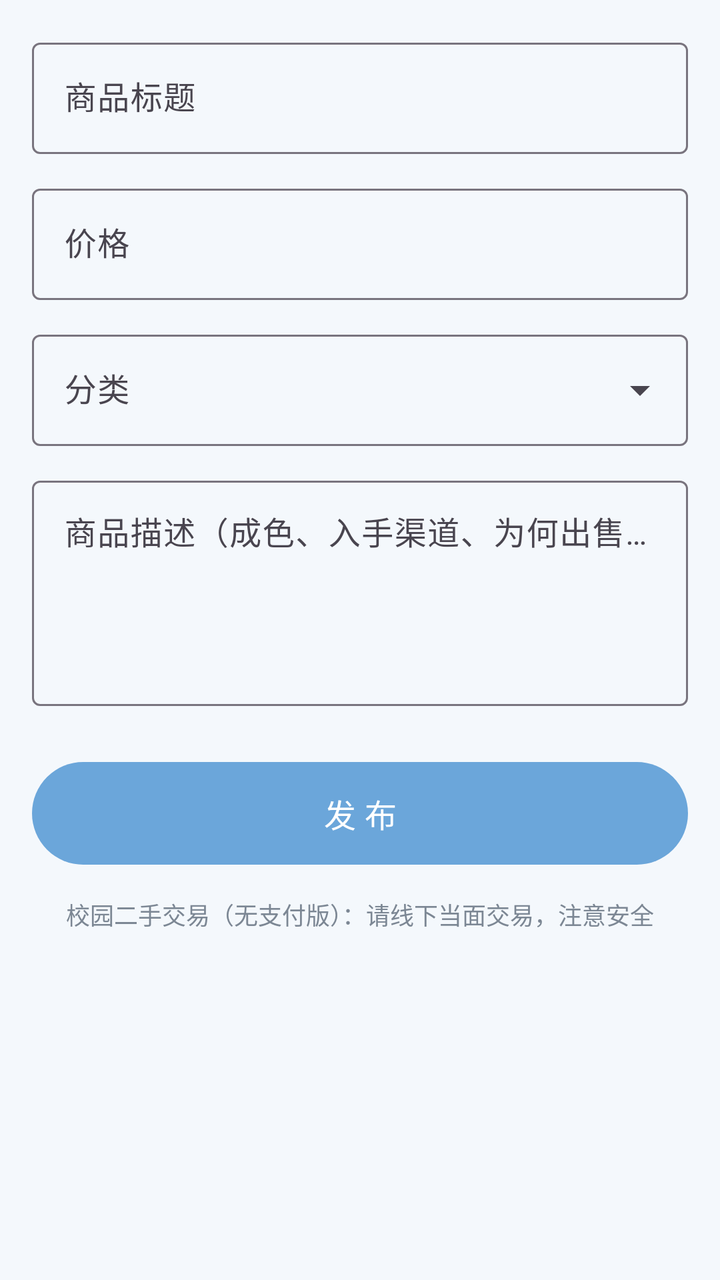
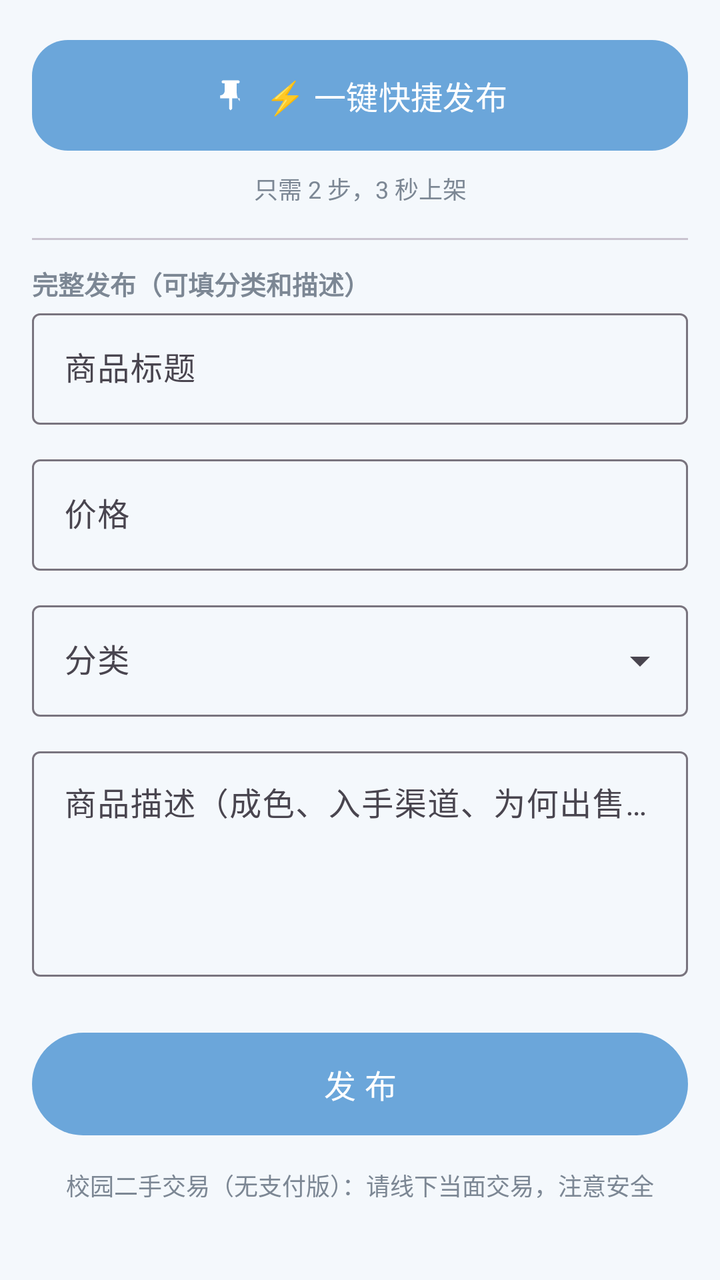

An Android layout rendered at two revisions. The XML below is the earlier revision; the diff shows what the commit changed to produce the second picture.
<!-- AndroidManifest.xml: application theme Theme.CampusMarket -->
<!-- res/layout/fragment_publish.xml -->
<?xml version="1.0" encoding="utf-8"?>
<androidx.core.widget.NestedScrollView
    xmlns:android="http://schemas.android.com/apk/res/android"
    xmlns:app="http://schemas.android.com/apk/res-auto"
    android:layout_width="match_parent"
    android:layout_height="match_parent"
    android:fillViewport="true">

    <LinearLayout
        android:layout_width="match_parent"
        android:layout_height="wrap_content"
        android:orientation="vertical"
        android:padding="16dp">

        <com.google.android.material.textfield.TextInputLayout
            android:id="@+id/tilTitle"
            style="@style/Widget.Material3.TextInputLayout.OutlinedBox"
            android:layout_width="match_parent"
            android:layout_height="wrap_content"
            android:hint="@string/hint_title">

            <com.google.android.material.textfield.TextInputEditText
                android:id="@+id/etTitle"
                android:layout_width="match_parent"
                android:layout_height="wrap_content"
                android:inputType="text"
                android:maxLines="1" />
        </com.google.android.material.textfield.TextInputLayout>

        <com.google.android.material.textfield.TextInputLayout
            android:id="@+id/tilPrice"
            style="@style/Widget.Material3.TextInputLayout.OutlinedBox"
            android:layout_width="match_parent"
            android:layout_height="wrap_content"
            android:layout_marginTop="12dp"
            android:hint="@string/hint_price"
            app:prefixText="¥">

            <com.google.android.material.textfield.TextInputEditText
                android:id="@+id/etPrice"
                android:layout_width="match_parent"
                android:layout_height="wrap_content"
                android:inputType="numberDecimal"
                android:maxLines="1" />
        </com.google.android.material.textfield.TextInputLayout>

        <com.google.android.material.textfield.TextInputLayout
            style="@style/Widget.Material3.TextInputLayout.OutlinedBox.ExposedDropdownMenu"
            android:layout_width="match_parent"
            android:layout_height="wrap_content"
            android:layout_marginTop="12dp"
            android:hint="@string/hint_category">

            <com.google.android.material.textfield.MaterialAutoCompleteTextView
                android:id="@+id/spinnerCategory"
                android:layout_width="match_parent"
                android:layout_height="wrap_content"
                android:inputType="none" />
        </com.google.android.material.textfield.TextInputLayout>

        <com.google.android.material.textfield.TextInputLayout
            style="@style/Widget.Material3.TextInputLayout.OutlinedBox"
            android:layout_width="match_parent"
            android:layout_height="wrap_content"
            android:layout_marginTop="12dp"
            android:hint="@string/hint_description">

            <com.google.android.material.textfield.TextInputEditText
                android:id="@+id/etDescription"
                android:layout_width="match_parent"
                android:layout_height="wrap_content"
                android:gravity="top"
                android:inputType="textMultiLine"
                android:minLines="4" />
        </com.google.android.material.textfield.TextInputLayout>

        <com.google.android.material.button.MaterialButton
            android:id="@+id/btnPublish"
            android:layout_width="match_parent"
            android:layout_height="wrap_content"
            android:layout_marginTop="24dp"
            android:paddingVertical="14dp"
            android:text="@string/publish"
            android:textSize="16sp"
            app:cornerRadius="28dp" />

        <TextView
            android:layout_width="match_parent"
            android:layout_height="wrap_content"
            android:layout_marginTop="12dp"
            android:gravity="center"
            android:text="@string/publish_notice"
            android:textColor="@color/text_secondary"
            android:textSize="12sp" />
    </LinearLayout>
</androidx.core.widget.NestedScrollView>
<!-- resources referenced by this layout -->
<resources>
  <color name="text_secondary">#7C8794</color>
  <string name="hint_category">分类</string>
  <string name="hint_description">商品描述（成色、入手渠道、为何出售等）</string>
  <string name="hint_price">价格</string>
  <string name="hint_title">商品标题</string>
  <string name="publish">发 布</string>
  <string name="publish_notice">校园二手交易（无支付版）：请线下当面交易，注意安全</string>
  <style name="Theme.CampusMarket" parent="Theme.Material3.DayNight.NoActionBar">
          <item name="colorPrimary">@color/primary</item>
          <item name="colorOnPrimary">@color/on_primary</item>
          <item name="colorPrimaryContainer">@color/primary_container</item>
          <item name="colorOnPrimaryContainer">@color/on_primary_container</item>
          <item name="colorSecondaryContainer">@color/secondary_container</item>
          <item name="colorOnSecondaryContainer">@color/on_secondary_container</item>
          <item name="android:statusBarColor">@color/primary_dark</item>
          <item name="android:navigationBarColor">@color/surface</item>
          <item name="android:windowBackground">@color/page_bg</item>
      </style>
  <color name="primary">#6BA6DA</color>
  <color name="on_primary">#FFFFFF</color>
  <color name="primary_container">#E4F1FB</color>
  <color name="on_primary_container">#134668</color>
  <color name="secondary_container">#DCEBFA</color>
  <color name="on_secondary_container">#134668</color>
  <color name="primary_dark">#4C89BE</color>
  <color name="surface">#FFFFFF</color>
  <color name="page_bg">#F4F8FC</color>
</resources>

<!-- the commit's change to res/layout/fragment_publish.xml (unified diff, before → after) -->
@@ -11,6 +11,41 @@
         android:layout_height="wrap_content"
         android:orientation="vertical"
         android:padding="16dp">
+
+        
+        <com.google.android.material.button.MaterialButton
+            android:id="@+id/btnQuickPublish"
+            android:layout_width="match_parent"
+            android:layout_height="wrap_content"
+            android:paddingVertical="16dp"
+            android:text="@string/quick_publish"
+            android:textSize="16sp"
+            app:cornerRadius="18dp"
+            app:icon="@drawable/ic_pin"
+            app:iconGravity="textStart" />
+
+        <TextView
+            android:layout_width="match_parent"
+            android:layout_height="wrap_content"
+            android:layout_marginTop="6dp"
+            android:gravity="center"
+            android:text="@string/quick_publish_hint"
+            android:textColor="@color/text_secondary"
+            android:textSize="12sp" />
+
+        <com.google.android.material.divider.MaterialDivider
+            android:layout_width="match_parent"
+            android:layout_height="wrap_content"
+            android:layout_marginTop="16dp" />
+
+        <TextView
+            android:layout_width="match_parent"
+            android:layout_height="wrap_content"
+            android:layout_marginTop="12dp"
+            android:text="完整发布（可填分类和描述）"
+            android:textColor="@color/text_secondary"
+            android:textSize="13sp"
+            android:textStyle="bold" />
 
         <com.google.android.material.textfield.TextInputLayout
             android:id="@+id/tilTitle"
<!-- resource entries referenced after the edit -->
@@ -1,12 +1,24 @@
 <!-- resources referenced by this layout -->
 <resources>
   <color name="text_secondary">#7C8794</color>
+  <!-- drawable ic_pin (drawable) -->
+  <vector xmlns:android="http://schemas.android.com/apk/res/android"
+      android:width="24dp"
+      android:height="24dp"
+      android:viewportWidth="24"
+      android:viewportHeight="24">
+      <path
+          android:fillColor="#000000"
+          android:pathData="M16,9V4h1c0.55,0,1,-0.45,1,-1v0c0,-0.55,-0.45,-1,-1,-1H7C6.45,2,6,2.45,6,3v0c0,0.55,0.45,1,1,1h1v5c0,1.66,-1.34,3,-3,3v0h0v2h5.97v7l1,1l1,-1v-7H18v2h0C16.66,14,16,12.66,16,9z" />
+  </vector>
   <string name="hint_category">分类</string>
   <string name="hint_description">商品描述（成色、入手渠道、为何出售等）</string>
   <string name="hint_price">价格</string>
   <string name="hint_title">商品标题</string>
   <string name="publish">发 布</string>
   <string name="publish_notice">校园二手交易（无支付版）：请线下当面交易，注意安全</string>
+  <string name="quick_publish">⚡ 一键快捷发布</string>
+  <string name="quick_publish_hint">只需 2 步，3 秒上架</string>
   <style name="Theme.CampusMarket" parent="Theme.Material3.DayNight.NoActionBar">
           <item name="colorPrimary">@color/primary</item>
           <item name="colorOnPrimary">@color/on_primary</item>
